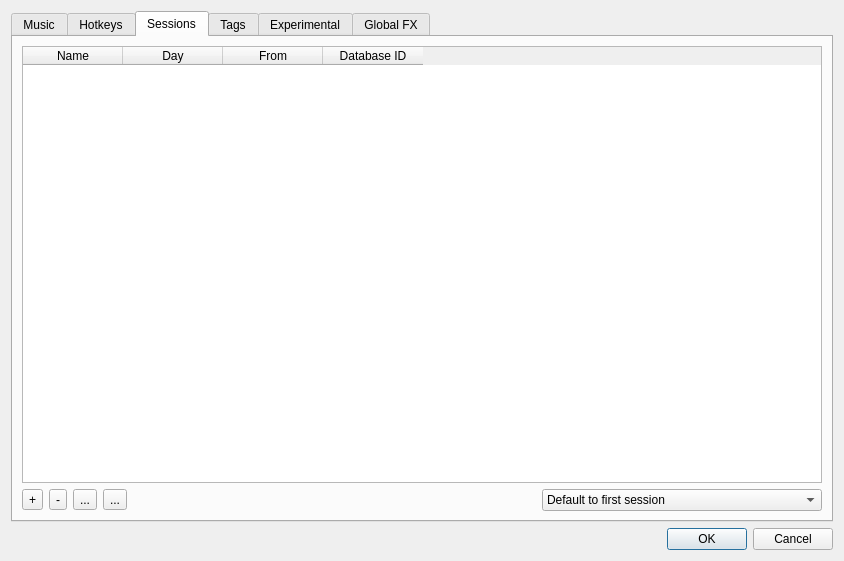
mpogue2/SquareDesk, file SquareDesk-DEV/test123/preferencesdialog.ui: the form before one commit.
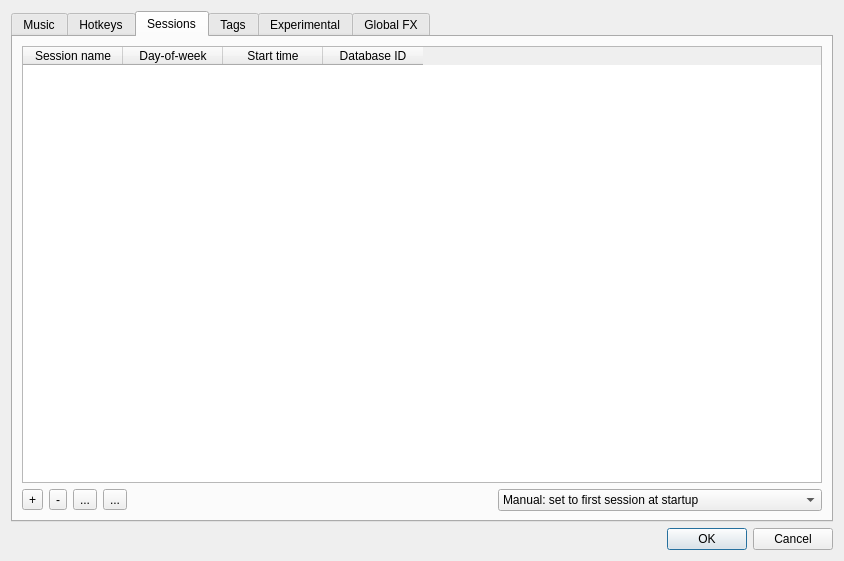
The form after the commit. The open tabs and pages were chosen to show the change. Icons and pictures are not drawn.

Commit message:
#961: updated session preferences strings
Clarified what now happens when in automatic mode vs manual (Practice) mode.  Minor changes to column headers to clarify their use.

The edit to the form file:
```diff
--- a/SquareDesk-DEV/test123/preferencesdialog.ui
+++ b/SquareDesk-DEV/test123/preferencesdialog.ui
@@ -70,7 +70,7 @@
      <item>
       <widget class="QTabWidget" name="tabWidget">
        <property name="currentIndex">
-        <number>5</number>
+        <number>0</number>
        </property>
        <widget class="QWidget" name="tab_3">
         <attribute name="title">
@@ -637,17 +637,17 @@
             <widget class="QTableWidget" name="tableWidgetSessionsList">
              <column>
               <property name="text">
-               <string>Name</string>
+               <string>Session name</string>
               </property>
              </column>
              <column>
               <property name="text">
-               <string>Day</string>
+               <string>Day-of-week</string>
               </property>
              </column>
              <column>
               <property name="text">
-               <string>From</string>
+               <string>Start time</string>
               </property>
              </column>
              <column>
@@ -724,12 +724,12 @@
               <widget class="QComboBox" name="comboBoxSessionDefault">
                <item>
                 <property name="text">
-                 <string>Default to first session</string>
+                 <string>Manual: set to first session at startup</string>
                 </property>
                </item>
                <item>
                 <property name="text">
-                 <string>Set session on startup to specific day and time</string>
+                 <string>Automatic: session will change based on day and time</string>
                 </property>
                </item>
               </widget>
```
